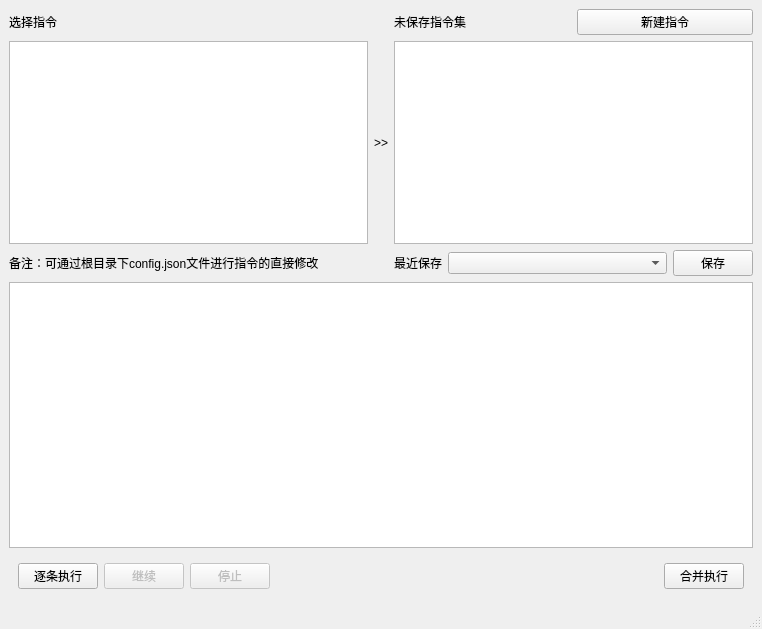
This is ui/layout/index.ui in xiaohaijoe/AutoPackage as Qt 5 draws it before an edit. The edited form follows.
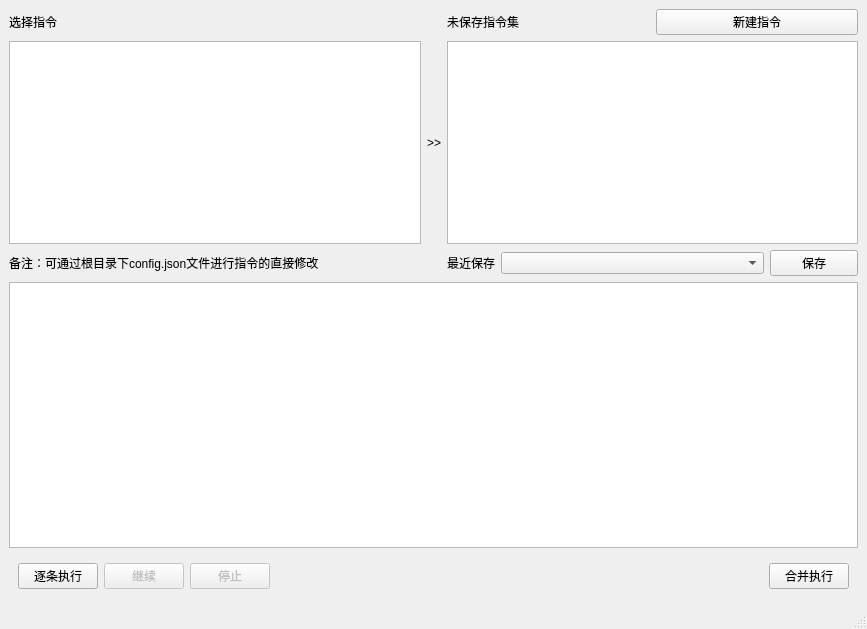
This is the edited form.

```diff
--- a/ui/layout/index.ui
+++ b/ui/layout/index.ui
@@ -6,7 +6,7 @@
    <rect>
     <x>0</x>
     <y>0</y>
-    <width>762</width>
+    <width>867</width>
     <height>629</height>
    </rect>
   </property>
```
Left out of the diff: 2 changed lines with no effect on the pictures.
